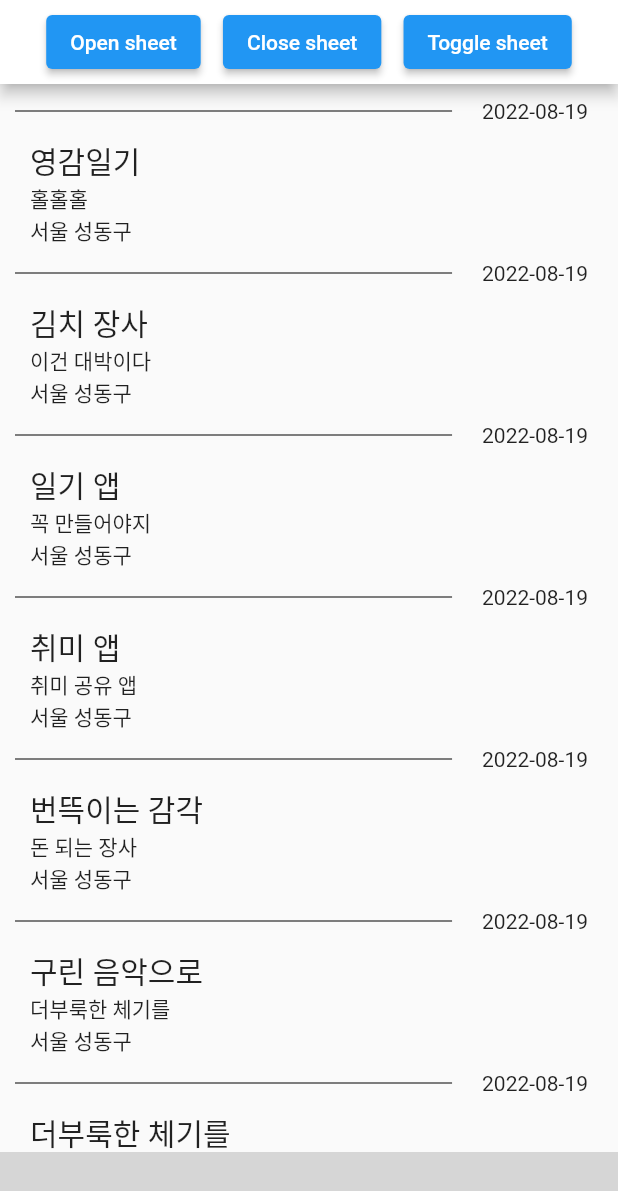
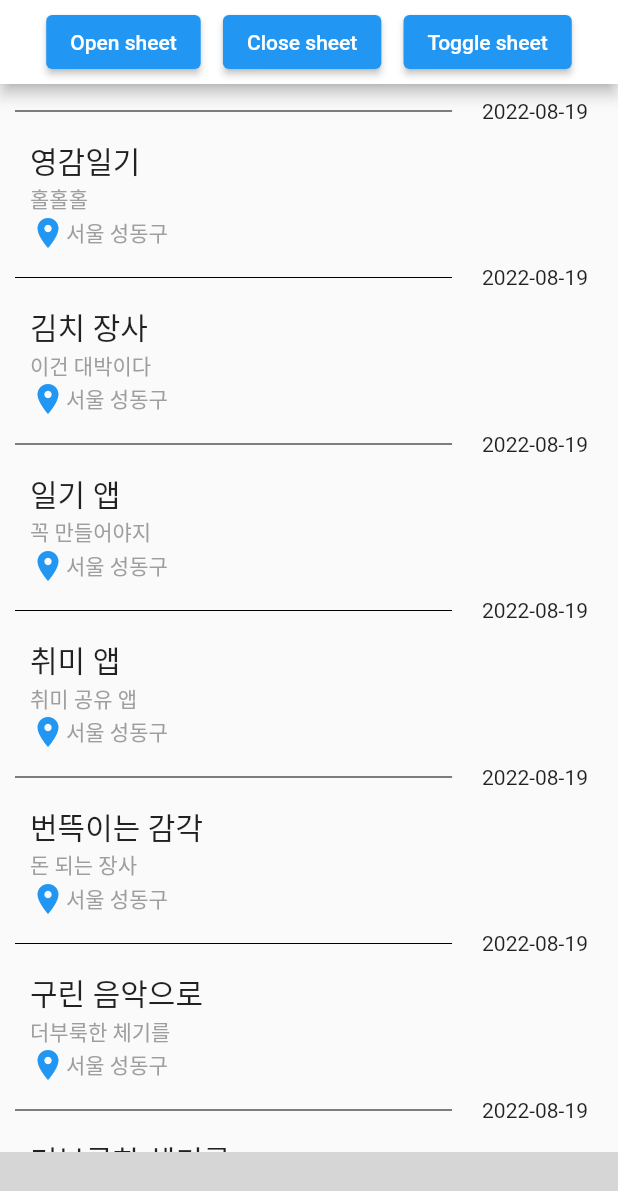
Before and after one commit to RootPark/InsNote, a Flutter app: the screen it shows after launch, on a phone screen of 412 x 824 dp. Shown: the top 1191 px of the screen. Run offline on Flutter 3.47's test engine with Material 2 defaults, Android fonts, the phone set to English and light mode, and no system bars; missing offline and left inert: bottom_bar_with_sheet; statements that could not run were skipped; grey boxes are pictures that could not be loaded.

Commit message:
add location icon

```diff
--- a/ins_note/lib/feed_page.dart
+++ b/ins_note/lib/feed_page.dart
@@ -86,8 +86,19 @@ class _FeedPageState extends State<FeedPage> {
                         feedData[index].title,
                         style: TextStyle(fontSize: 20)
                       ),
-                      Text(feedData[index].content),
-                      Text(feedData[index].location),
+                      Text(
+                        feedData[index].content,
+                        style: TextStyle(color: Colors.grey)
+                      ),
+                      Row(
+                        children: [
+                          Icon(Icons.place),
+                          Text(
+                            feedData[index].location,
+                            style: TextStyle(color: Colors.grey)
+                          )
+                        ],
+                      ),
                     ],
                   )
                 )
```
